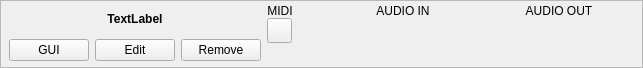
Before: the Qt Designer form resources/ui/carla_plugin_calf.ui in falkTX/Carla, drawn with Qt 5.
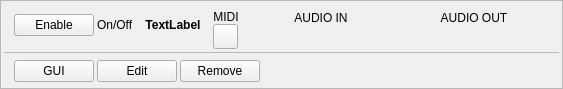
After: the same form once the commit is applied. Icons and pictures are not drawn. Custom widgets are drawn as their Qt base class.

Commit message: Rework calf skin a bit, add custom meters; Misc changes to basefx

```diff
--- a/resources/ui/carla_plugin_calf.ui
+++ b/resources/ui/carla_plugin_calf.ui
@@ -6,8 +6,8 @@
    <rect>
     <x>0</x>
     <y>0</y>
-    <width>643</width>
-    <height>68</height>
+    <width>563</width>
+    <height>89</height>
    </rect>
   </property>
   <property name="contextMenuPolicy">
@@ -22,48 +22,63 @@
   <property name="frameShadow">
    <enum>QFrame::Raised</enum>
   </property>
-  <layout class="QGridLayout" name="gridLayout">
-   <property name="leftMargin">
-    <number>8</number>
-   </property>
-   <property name="topMargin">
-    <number>3</number>
-   </property>
-   <property name="rightMargin">
-    <number>8</number>
-   </property>
-   <property name="bottomMargin">
-    <number>3</number>
-   </property>
-   <item row="0" column="5">
-    <layout class="QVBoxLayout" name="verticalLayout_2">
-     <property name="spacing">
-      <number>0</number>
-     </property>
-     <item>
-      <widget class="QLabel" name="label_audio_in">
-       <property name="text">
-        <string>AUDIO IN</string>
-       </property>
-       <property name="alignment">
-        <set>Qt::AlignBottom|Qt::AlignHCenter</set>
-       </property>
-      </widget>
-     </item>
-     <item>
-      <widget class="DigitalPeakMeter" name="peak_in" native="true">
-       <property name="minimumSize">
-        <size>
-         <width>150</width>
-         <height>0</height>
-        </size>
-       </property>
-      </widget>
-     </item>
-    </layout>
-   </item>
-   <item row="0" column="0" rowspan="2">
     <layout class="QVBoxLayout" name="verticalLayout">
+   <property name="spacing">
+    <number>2</number>
+   </property>
+   <property name="leftMargin">
+    <number>3</number>
+   </property>
+   <property name="topMargin">
+    <number>0</number>
+   </property>
+   <property name="rightMargin">
+    <number>3</number>
+   </property>
+   <property name="bottomMargin">
+    <number>2</number>
+   </property>
+   <item>
+    <layout class="QHBoxLayout" name="horizontalLayout_5">
+     <property name="spacing">
+      <number>3</number>
+     </property>
+     <property name="leftMargin">
+      <number>10</number>
+     </property>
+     <property name="rightMargin">
+      <number>10</number>
+     </property>
+     <item>
+      <widget class="PixmapButton" name="b_enable">
+       <property name="text">
+        <string>Enable</string>
+       </property>
+       <property name="checkable">
+        <bool>true</bool>
+       </property>
+      </widget>
+     </item>
+     <item>
+      <widget class="QLabel" name="label_active">
+       <property name="text">
+        <string>On/Off</string>
+       </property>
+      </widget>
+     </item>
+     <item>
+      <spacer name="horizontalSpacer_3">
+       <property name="orientation">
+        <enum>Qt::Horizontal</enum>
+       </property>
+       <property name="sizeHint" stdset="0">
+        <size>
+         <width>40</width>
+         <height>20</height>
+        </size>
+       </property>
+      </spacer>
+     </item>
      <item>
       <widget class="QLabel" name="label_name">
        <property name="font">
@@ -81,66 +96,33 @@
       </widget>
      </item>
      <item>
-      <layout class="QHBoxLayout" name="horizontalLayout">
-       <property name="bottomMargin">
-        <number>3</number>
-       </property>
-       <item>
-        <widget class="PixmapButton" name="b_gui">
-         <property name="text">
-          <string>GUI</string>
-         </property>
-         <property name="checkable">
-          <bool>true</bool>
-         </property>
-        </widget>
-       </item>
-       <item>
-        <widget class="PixmapButton" name="b_edit">
-         <property name="text">
-          <string>Edit</string>
-         </property>
-         <property name="checkable">
-          <bool>true</bool>
-         </property>
-        </widget>
-       </item>
-       <item>
-        <widget class="PixmapButton" name="b_remove">
-         <property name="text">
-          <string>Remove</string>
-         </property>
-        </widget>
-       </item>
-      </layout>
-     </item>
-    </layout>
-   </item>
-   <item row="0" column="3" rowspan="2">
-    <spacer name="horizontalSpacer_3">
+      <spacer name="horizontalSpacer_2">
      <property name="orientation">
       <enum>Qt::Horizontal</enum>
      </property>
      <property name="sizeHint" stdset="0">
       <size>
-       <width>1</width>
+         <width>40</width>
        <height>20</height>
       </size>
      </property>
     </spacer>
    </item>
-   <item row="0" column="2" rowspan="2">
+     <item>
     <layout class="QVBoxLayout" name="verticalLayout_4">
      <property name="spacing">
       <number>0</number>
      </property>
+       <property name="rightMargin">
+        <number>4</number>
+       </property>
      <item>
       <widget class="QLabel" name="label_midi">
        <property name="text">
         <string>MIDI</string>
        </property>
        <property name="alignment">
-        <set>Qt::AlignCenter</set>
+          <set>Qt::AlignBottom|Qt::AlignHCenter</set>
        </property>
       </widget>
      </item>
@@ -172,22 +154,36 @@
        </property>
       </widget>
      </item>
+      </layout>
+     </item>
      <item>
-      <spacer name="verticalSpacer">
-       <property name="orientation">
-        <enum>Qt::Vertical</enum>
+      <layout class="QVBoxLayout" name="verticalLayout_2">
+       <property name="spacing">
+        <number>0</number>
        </property>
-       <property name="sizeHint" stdset="0">
+       <item>
+        <widget class="QLabel" name="label_audio_in">
+         <property name="text">
+          <string>AUDIO IN</string>
+         </property>
+         <property name="alignment">
+          <set>Qt::AlignBottom|Qt::AlignHCenter</set>
+         </property>
+        </widget>
+       </item>
+       <item>
+        <widget class="DigitalPeakMeter" name="peak_in" native="true">
+         <property name="minimumSize">
         <size>
-         <width>1</width>
-         <height>40</height>
-        </size>
-       </property>
-      </spacer>
+           <width>150</width>
+           <height>0</height>
+          </size>
+         </property>
+        </widget>
      </item>
     </layout>
    </item>
-   <item row="0" column="6">
+     <item>
     <layout class="QVBoxLayout" name="verticalLayout_3">
      <property name="spacing">
       <number>0</number>
@@ -214,33 +210,70 @@
      </item>
     </layout>
    </item>
-   <item row="0" column="1" rowspan="2">
-    <spacer name="horizontalSpacer_2">
+    </layout>
+   </item>
+   <item>
+    <widget class="Line" name="line">
+     <property name="lineWidth">
+      <number>0</number>
+     </property>
+     <property name="midLineWidth">
+      <number>1</number>
+     </property>
      <property name="orientation">
       <enum>Qt::Horizontal</enum>
      </property>
-     <property name="sizeHint" stdset="0">
-      <size>
-       <width>1</width>
-       <height>20</height>
-      </size>
+    </widget>
+   </item>
+   <item>
+    <layout class="QHBoxLayout" name="horizontalLayout_3">
+     <property name="spacing">
+      <number>0</number>
      </property>
-    </spacer>
-   </item>
-   <item row="0" column="4">
-    <spacer name="horizontalSpacer_4">
-     <property name="orientation">
-      <enum>Qt::Horizontal</enum>
-     </property>
-     <property name="sizeHint" stdset="0">
-      <size>
-       <width>40</width>
-       <height>20</height>
-      </size>
-     </property>
-    </spacer>
-   </item>
-   <item row="1" column="4" colspan="3">
+     <property name="leftMargin">
+      <number>10</number>
+     </property>
+     <property name="rightMargin">
+      <number>10</number>
+     </property>
+     <item>
+      <layout class="QHBoxLayout" name="horizontalLayout">
+       <property name="spacing">
+        <number>3</number>
+       </property>
+       <property name="bottomMargin">
+        <number>0</number>
+       </property>
+       <item>
+        <widget class="PixmapButton" name="b_gui">
+         <property name="text">
+          <string>GUI</string>
+         </property>
+         <property name="checkable">
+          <bool>true</bool>
+         </property>
+        </widget>
+       </item>
+       <item>
+        <widget class="PixmapButton" name="b_edit">
+         <property name="text">
+          <string>Edit</string>
+         </property>
+         <property name="checkable">
+          <bool>true</bool>
+         </property>
+        </widget>
+       </item>
+       <item>
+        <widget class="PixmapButton" name="b_remove">
+         <property name="text">
+          <string>Remove</string>
+         </property>
+        </widget>
+       </item>
+      </layout>
+     </item>
+     <item>
     <layout class="QHBoxLayout" name="horizontalLayout_2">
      <property name="spacing">
       <number>0</number>
@@ -260,7 +293,23 @@
      </item>
      <item>
       <widget class="QWidget" name="w_knobs" native="true">
-       <layout class="QHBoxLayout" name="horizontalLayout_4"/>
+         <layout class="QHBoxLayout" name="horizontalLayout_4">
+          <property name="spacing">
+           <number>2</number>
+          </property>
+          <property name="leftMargin">
+           <number>4</number>
+          </property>
+          <property name="topMargin">
+           <number>0</number>
+          </property>
+          <property name="rightMargin">
+           <number>0</number>
+          </property>
+          <property name="bottomMargin">
+           <number>0</number>
+          </property>
+         </layout>
       </widget>
      </item>
      <item>
@@ -303,6 +352,8 @@
         <set>Qt::AlignRight|Qt::AlignTrailing|Qt::AlignVCenter</set>
        </property>
       </widget>
+       </item>
+      </layout>
      </item>
     </layout>
    </item>
```
Lines whose indentation alone changed are shown as unchanged. The commit also changes 9 other files.
